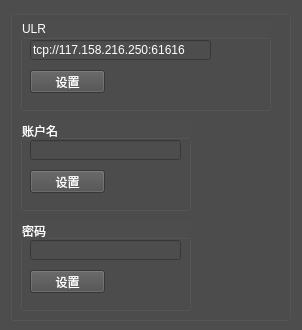
Qt form Server_VS/MQConfig.ui (worldzxm2000/SH_QXPT) before a commit.
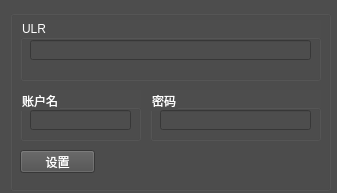
The same form after that commit. Icons and pictures are not drawn.

```diff
--- a/Server_VS/MQConfig.ui
+++ b/Server_VS/MQConfig.ui
@@ -9,10 +9,16 @@
    <rect>
     <x>0</x>
     <y>0</y>
-    <width>302</width>
-    <height>330</height>
+    <width>337</width>
+    <height>193</height>
    </rect>
   </property>
+  <property name="maximumSize">
+   <size>
+    <width>337</width>
+    <height>193</height>
+   </size>
+  </property>
   <property name="font">
    <font>
     <family>微软雅黑</family>
@@ -34,8 +40,8 @@
     <rect>
      <x>10</x>
      <y>10</y>
-     <width>281</width>
-     <height>311</height>
+     <width>321</width>
+     <height>181</height>
     </rect>
    </property>
    <property name="title">
@@ -46,37 +52,24 @@
      <rect>
       <x>10</x>
       <y>10</y>
-      <width>251</width>
-      <height>91</height>
+      <width>301</width>
+      <height>61</height>
      </rect>
     </property>
     <property name="title">
      <string>ULR</string>
     </property>
-    <widget class="QPushButton" name="WIPBtn">
-     <property name="geometry">
-      <rect>
-       <x>10</x>
-       <y>50</y>
-       <width>75</width>
-       <height>23</height>
-      </rect>
-     </property>
-     <property name="text">
-      <string>设置</string>
-     </property>
-    </widget>
-    <widget class="QLineEdit" name="lineEdit_IP">
+    <widget class="QLineEdit" name="lineEdit_URL">
      <property name="geometry">
       <rect>
        <x>10</x>
        <y>20</y>
-       <width>181</width>
+       <width>281</width>
        <height>20</height>
       </rect>
      </property>
      <property name="text">
-      <string>tcp://117.158.216.250:61616</string>
+      <string/>
      </property>
     </widget>
    </widget>
@@ -84,33 +77,20 @@
     <property name="geometry">
      <rect>
       <x>10</x>
-      <y>110</y>
-      <width>171</width>
-      <height>91</height>
+      <y>80</y>
+      <width>121</width>
+      <height>51</height>
      </rect>
     </property>
     <property name="title">
      <string>账户名</string>
     </property>
-    <widget class="QPushButton" name="RQZBtn">
-     <property name="geometry">
-      <rect>
-       <x>10</x>
-       <y>50</y>
-       <width>75</width>
-       <height>23</height>
-      </rect>
-     </property>
-     <property name="text">
-      <string>设置</string>
-     </property>
-    </widget>
-    <widget class="QLineEdit" name="lineEdit_QZ">
+    <widget class="QLineEdit" name="lineEdit_admin">
      <property name="geometry">
       <rect>
        <x>10</x>
        <y>20</y>
-       <width>151</width>
+       <width>101</width>
        <height>20</height>
       </rect>
      </property>
@@ -119,29 +99,16 @@
    <widget class="QGroupBox" name="groupBox_FTPSEVER">
     <property name="geometry">
      <rect>
-      <x>10</x>
-      <y>210</y>
+      <x>140</x>
+      <y>80</y>
       <width>171</width>
-      <height>91</height>
+      <height>51</height>
      </rect>
     </property>
     <property name="title">
      <string>密码</string>
     </property>
-    <widget class="QPushButton" name="RFTPSERVERBtn">
-     <property name="geometry">
-      <rect>
-       <x>10</x>
-       <y>50</y>
-       <width>75</width>
-       <height>23</height>
-      </rect>
-     </property>
-     <property name="text">
-      <string>设置</string>
-     </property>
-    </widget>
-    <widget class="QLineEdit" name="lineEdit_FTPSERVER">
+    <widget class="QLineEdit" name="lineEdit_password">
      <property name="geometry">
       <rect>
        <x>10</x>
@@ -152,6 +119,19 @@
      </property>
     </widget>
    </widget>
+   <widget class="QPushButton" name="OKBtn">
+    <property name="geometry">
+     <rect>
+      <x>10</x>
+      <y>140</y>
+      <width>75</width>
+      <height>23</height>
+     </rect>
+    </property>
+    <property name="text">
+     <string>设置</string>
+    </property>
+   </widget>
   </widget>
  </widget>
  <layoutdefault spacing="6" margin="11"/>
```
Left out of the diff: 16 changed lines with no effect on the pictures.
